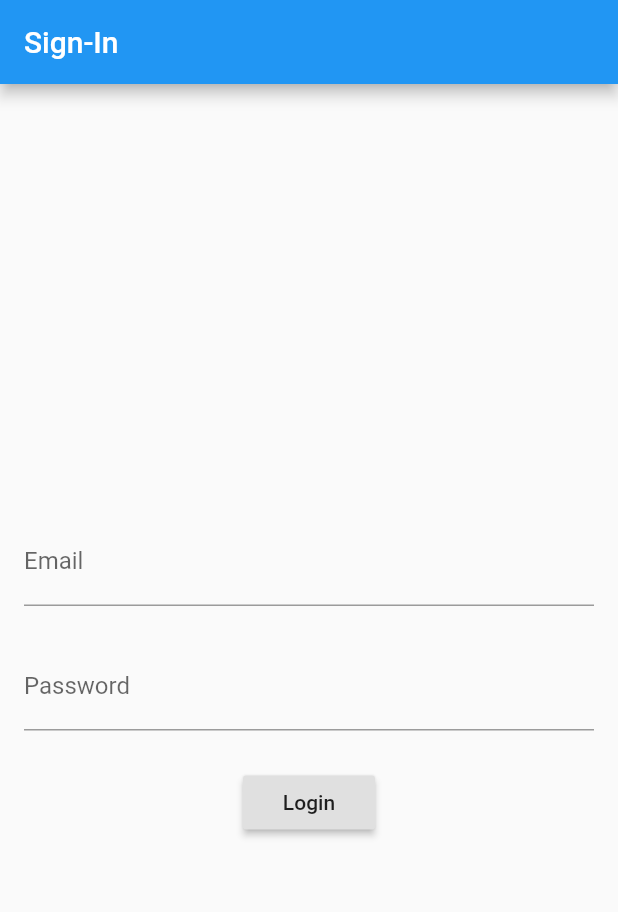
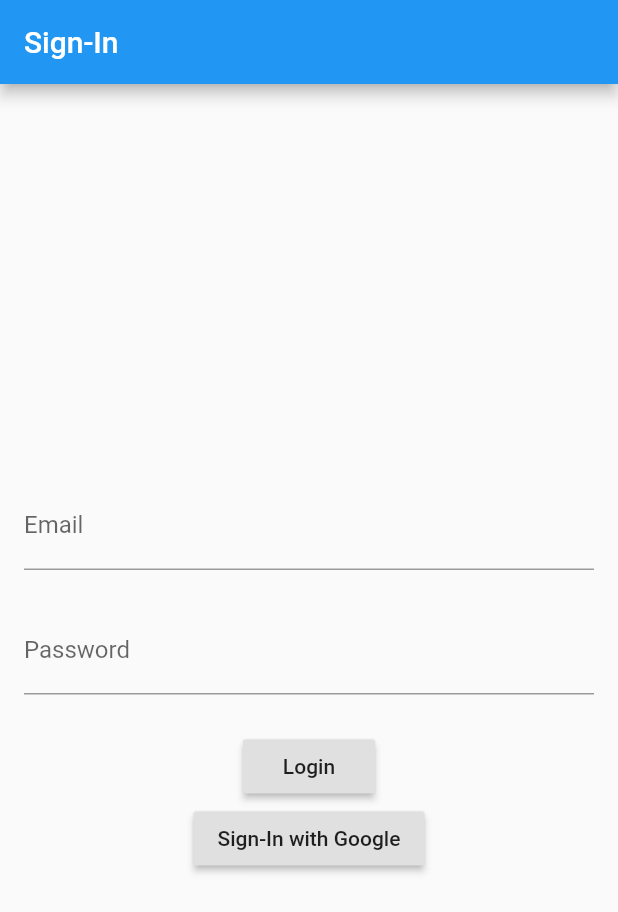
Before and after one commit to bakisunsan/cc13-polyglottal, a Flutter app: the screen it shows after launch, on a phone screen of 412 x 824 dp. Shown: the top 912 px of the screen. Run offline on Flutter 3.47's test engine with Material 2 defaults, Android fonts, the phone set to English and light mode, and no system bars; our stand-ins replace cloud_firestore, firebase_auth, google_sign_in; accounts and stored records are empty.

Commit message:
add google sign-in(WIP)

```diff
--- a/lib/signIn.dart
+++ b/lib/signIn.dart
@@ -1,5 +1,6 @@
 import 'package:flutter/material.dart';
 import 'package:firebase_auth/firebase_auth.dart';
+import 'package:google_sign_in/google_sign_in.dart';
 
 class MySignInPage extends StatefulWidget {
   @override
@@ -12,23 +13,23 @@ class _MySignInPageState extends State<MySignInPage> {
   @override
   Widget build(BuildContext context) {
     final _formKey = GlobalKey<FormState>();
-    final emailController = new TextEditingController();
-    final passwordController = new TextEditingController();
+    final emailController = TextEditingController();
+    final passwordController = TextEditingController();
 
     return Scaffold(
         appBar: AppBar(
           title: const Text('Sign-In'),
         ),
-        body: new Center(
-          child: new Form(
+        body: Center(
+          child: Form(
             key: _formKey,
-            child: new SingleChildScrollView(
+            child: SingleChildScrollView(
               padding: const EdgeInsets.symmetric(horizontal: 16.0),
-              child: new Column(
+              child: Column(
                 crossAxisAlignment: CrossAxisAlignment.stretch,
                 children: <Widget>[
                   const SizedBox(height: 24.0),
-                  new TextFormField(
+                  TextFormField(
                     controller: emailController,
                     decoration: const InputDecoration(
                       border: const UnderlineInputBorder(),
@@ -43,9 +44,9 @@ class _MySignInPageState extends State<MySignInPage> {
                     },
                   ),
                   const SizedBox(height: 24.0),
-                  new TextFormField(
+                  TextFormField(
                     controller: passwordController,
-                    decoration: new InputDecoration(
+                    decoration: InputDecoration(
                       border: const UnderlineInputBorder(),
                       labelText: 'Password',
                     ),
@@ -57,8 +58,8 @@ class _MySignInPageState extends State<MySignInPage> {
                     },
                   ),
                   const SizedBox(height: 24.0),
-                  new Center(
-                    child: new RaisedButton(
+                  Center(
+                    child: RaisedButton(
                       child: const Text('Login'),
                       onPressed: () {
                         if (_formKey.currentState.validate()) {
@@ -98,6 +99,17 @@ class _MySignInPageState extends State<MySignInPage> {
                       },
                     ),
                   ),
+                  Center(
+                    child: RaisedButton(
+                      child: const Text('Sign-In with Google'),
+                      onPressed: () {
+                        print("Google");
+                        signInWithGoogle(context)
+                            .then((result) => {print(result)})
+                            .catchError((e) => {print(e)});
+                      },
+                    ),
+                  ),
                 ],
               ),
             ),
@@ -121,3 +133,19 @@ Future<AuthResult> signIn(String email, String password) async {
       email: email, password: password);
   return result;
 }
+
+Future<AuthResult> signInWithGoogle(BuildContext context) async {
+  final GoogleSignIn _googleSignIn = new GoogleSignIn();
+
+  final GoogleSignInAccount googleSignInAccount = await _googleSignIn.signIn();
+  final GoogleSignInAuthentication googleSignInAuthentication =
+      await googleSignInAccount.authentication;
+
+  final AuthCredential credential = GoogleAuthProvider.getCredential(
+      idToken: googleSignInAuthentication.idToken,
+      accessToken: googleSignInAuthentication.accessToken);
+
+  AuthResult result =
+      await FirebaseAuth.instance.signInWithCredential(credential);
+  return result;
+}
--- a/pubspec.yaml
+++ b/pubspec.yaml
@@ -14,6 +14,7 @@ dependencies:
   intl:
   cloud_firestore: ^0.13.0+1
   firebase_auth:
+  google_sign_in:
 
 dev_dependencies:
   flutter_test:
```
Also changed, not shown: pubspec.lock.
